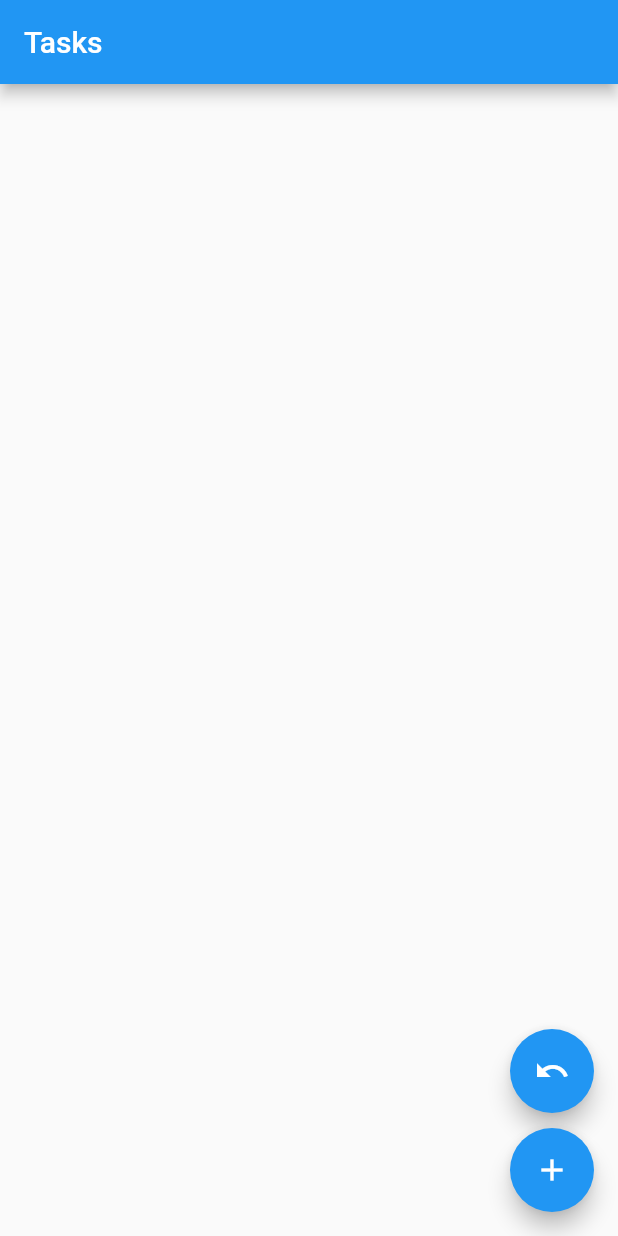
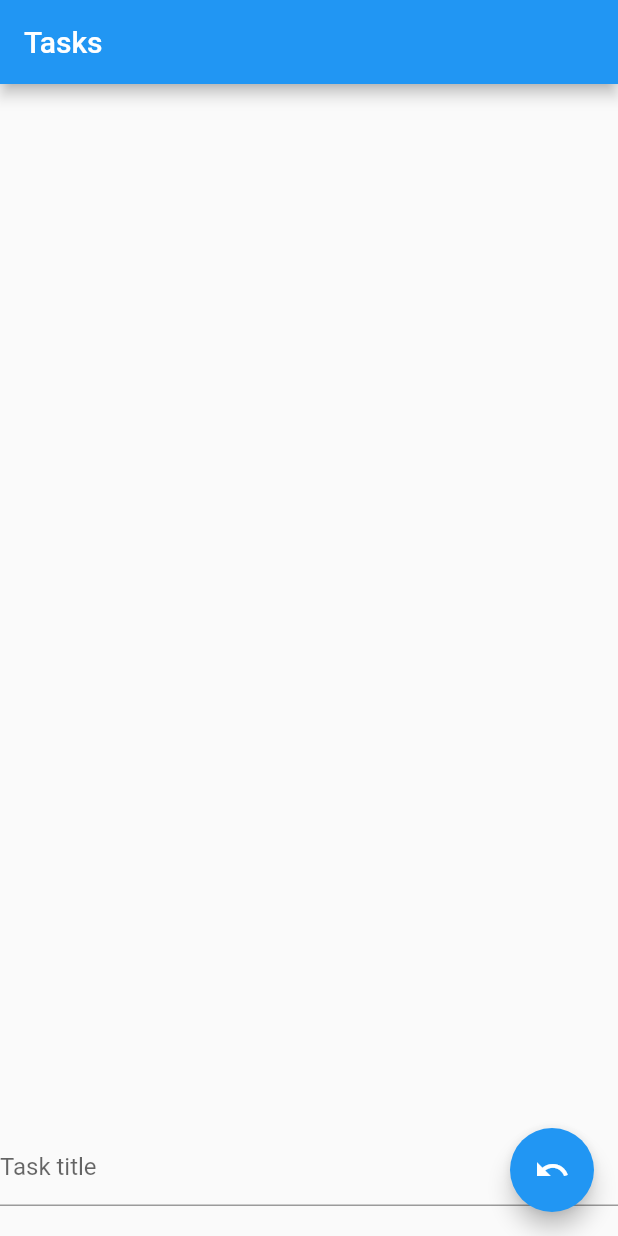
Before and after one commit to ddattero/todo_flutter, a Flutter app: the screen it shows after launch, after a tap on the "undo" icon, on a phone screen of 412 x 824 dp. Run offline on Flutter 3.47's test engine with Material 2 defaults, Android fonts, the phone set to English and light mode, and no system bars.

Commit message:
Added texfield to bottom and removed add dialogue. Undo not working.

```diff
--- a/lib/main.dart
+++ b/lib/main.dart
@@ -35,9 +35,9 @@ class _TaskListState extends State<TaskList> {
   final TextEditingController _textFieldController = TextEditingController();
 
   late Timer timer;
-  @override
 
   //refreshes the list once a second
+  @override
   void initState() {
     super.initState();
     timer = Timer.periodic(
@@ -45,32 +45,45 @@ class _TaskListState extends State<TaskList> {
   }
 
   //removes timer when app is quit
+  @override
   void dispose() {
     timer.cancel();
     super.dispose();
   }
 
+  @override
   Widget build(BuildContext context) {
     return Scaffold(
-        appBar: AppBar(title: Text('Tasks')),
-        body: ListView(children: _getItems()),
-        floatingActionButton: Column(
-          mainAxisAlignment: MainAxisAlignment.end,
-          children: [
-            FloatingActionButton(
-                onPressed: () => _undo(),
-                tooltip: 'Undo Completion',
-                child: Icon(Icons.undo)),
-            SizedBox(height: 10),
-            FloatingActionButton(
-                onPressed: () => _displayDialog(context),
-                tooltip: 'Add Item',
-                child: Icon(Icons.add))
-          ],
-        ));
+      appBar: AppBar(title: const Text('Tasks')),
+      body: Column(children: [
+        Expanded(child: ListView(children: _getItems())),
+        Container(
+            padding: const EdgeInsets.fromLTRB(0, 0, 0, 20),
+            child: TextField(
+                controller: _textFieldController,
+                decoration: InputDecoration(
+                    fillColor: Colors.white,
+                    hintText: "Task title",
+                    suffixIcon: IconButton(
+                      icon: Icon(Icons.add),
+                      onPressed: () {
+                        _addTask(_textFieldController.text);
+                      },
+                    ))))
+      ]),
+      floatingActionButton: FloatingActionButton(
+          onPressed: () => _undo(),
+          tooltip: 'Undo Completion',
+          child: const Icon(Icons.undo)),
+    );
   }
 
-  void _addTask(Task t) {
+  void _addTask(String title) {
+    print(title);
+    if (title.isEmpty) {
+      return;
+    }
+    Task t = Task.withoutNotes(title);
     setState(() {
       _todoList.add(t);
     });
@@ -86,9 +99,11 @@ class _TaskListState extends State<TaskList> {
 
   void _undo() {
     setState(() {
-      Task t = _undoStack.pop();
-      _completedList.remove(t);
-      _todoList.add(t);
+      if (_undoStack.size() > 0) {
+        Task t = _undoStack.pop();
+        _completedList.remove(t);
+        _todoList.add(t);
+      }
     });
   }
 
@@ -124,35 +139,6 @@ class _TaskListState extends State<TaskList> {
         });
       },
     );
-  }
-
-  Future<void> _displayDialog(BuildContext context) async {
-    return showDialog<void>(
-        context: context,
-        builder: (BuildContext context) {
-          return AlertDialog(
-            title: const Text('Add a task to your list'),
-            content: TextField(
-              controller: _textFieldController,
-              decoration: const InputDecoration(hintText: 'Enter task here'),
-            ),
-            actions: <Widget>[
-              TextButton(
-                child: const Text('ADD'),
-                onPressed: () {
-                  Navigator.of(context).pop();
-                  _addTask(Task.withoutNotes(_textFieldController.text));
-                },
-              ),
-              TextButton(
-                child: const Text('CANCEL'),
-                onPressed: () {
-                  Navigator.of(context).pop();
-                },
-              )
-            ],
-          );
-        });
   }
 
   List<Widget> _getItems() {
--- a/lib/taskStack.dart
+++ b/lib/taskStack.dart
@@ -34,4 +34,8 @@ class TaskStack {
   void remove(Task t) {
     stack.remove(t);
   }
+
+  int size() {
+    return stack.length;
+  }
 }
```
